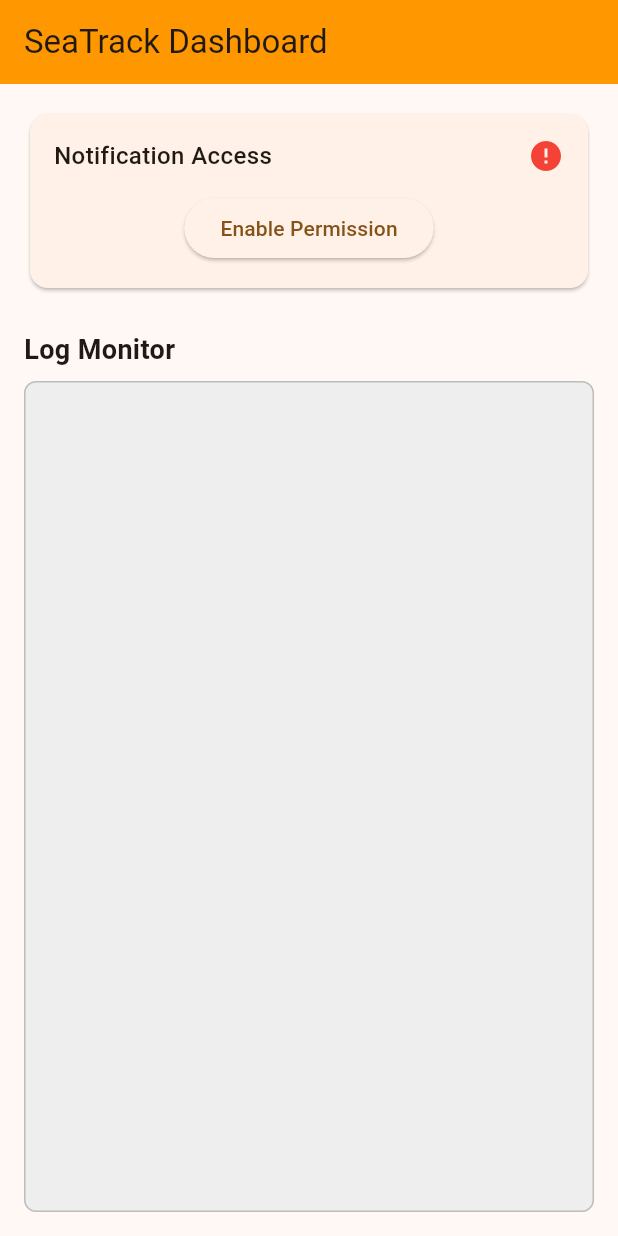
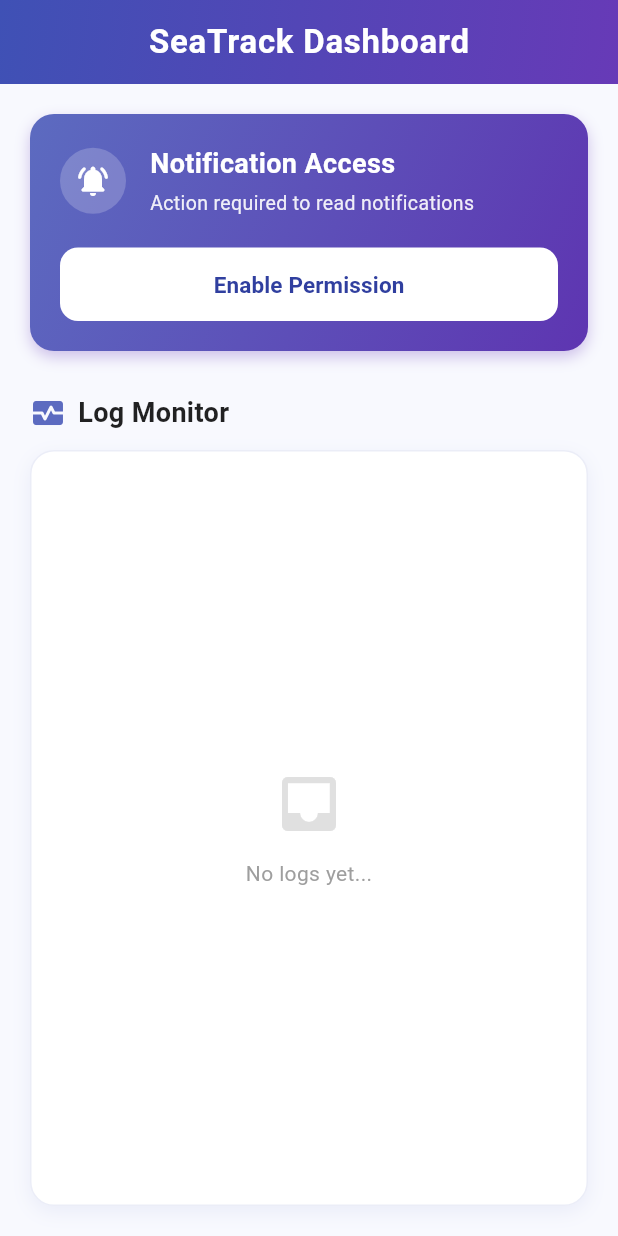
Before and after one commit to rendydev404/SeaTrack-Mobile-Flutter, a Flutter app: the screen it shows after launch, on a phone screen of 412 x 824 dp. Run offline on Flutter 3.47's test engine with Material 3 defaults, Android fonts, the phone set to English and light mode, and no system bars; our stand-ins replace flutter_dotenv, supabase_flutter; missing offline and left inert: notification_listener_service; accounts and stored records are empty; statements that could not run were skipped.

Commit message:
feat: update dashboard UI design to premium indigo/purple theme

```diff
--- a/lib/main.dart
+++ b/lib/main.dart
@@ -55,7 +55,11 @@ class _SeaTrackAppState extends State<SeaTrackApp> {
     return MaterialApp(
       title: 'SeaTrack',
       theme: ThemeData(
-        colorScheme: ColorScheme.fromSeed(seedColor: Colors.orange),
+        colorScheme: ColorScheme.fromSeed(
+          seedColor: Colors.indigo,
+          primary: Colors.indigo,
+          secondary: Colors.deepPurple,
+        ),
         useMaterial3: true,
       ),
       home: const HomeScreen(),
--- a/lib/screens/home_screen.dart
+++ b/lib/screens/home_screen.dart
@@ -8,14 +8,30 @@ class HomeScreen extends StatelessWidget {
   @override
   Widget build(BuildContext context) {
     return Scaffold(
+      backgroundColor: const Color(0xFFF8F9FE), // Soft off-white background
       appBar: AppBar(
-        title: const Text('SeaTrack Dashboard'),
-        backgroundColor: Colors.orange,
+        elevation: 0,
+        backgroundColor: Colors.indigo,
+        foregroundColor: Colors.white,
+        title: const Text(
+          'SeaTrack Dashboard',
+          style: TextStyle(fontWeight: FontWeight.bold, letterSpacing: 0.5),
+        ),
+        centerTitle: true,
+        flexibleSpace: Container(
+          decoration: const BoxDecoration(
+            gradient: LinearGradient(
+              colors: [Colors.indigo, Colors.deepPurple],
+              begin: Alignment.topLeft,
+              end: Alignment.bottomRight,
+            ),
+          ),
+        ),
       ),
       body: Consumer<AppStateProvider>(
         builder: (context, provider, child) {
           return Padding(
-            padding: const EdgeInsets.all(16.0),
+            padding: const EdgeInsets.all(20.0),
             child: Column(
               crossAxisAlignment: CrossAxisAlignment.stretch,
               children: [
@@ -24,31 +40,71 @@ class HomeScreen extends StatelessWidget {
                   provider.isNotificationAccessGranted,
                   provider.requestNotificationAccess,
                 ),
-                const SizedBox(height: 24),
+                const SizedBox(height: 28),
+                Row(
+                  children: [
+                    Icon(Icons.monitor_heart, color: Colors.indigo.shade400),
+                    const SizedBox(width: 8),
                     const Text(
                       'Log Monitor',
-                  style: TextStyle(fontSize: 18, fontWeight: FontWeight.bold),
+                      style: TextStyle(
+                        fontSize: 18,
+                        fontWeight: FontWeight.bold,
+                        color: Colors.black87,
                       ),
-                const SizedBox(height: 8),
+                    ),
+                  ],
+                ),
+                const SizedBox(height: 12),
                 Expanded(
                   child: Container(
                     decoration: BoxDecoration(
-                      color: Colors.grey[200],
-                      borderRadius: BorderRadius.circular(8),
-                      border: Border.all(color: Colors.grey[400]!),
+                      color: Colors.white,
+                      borderRadius: BorderRadius.circular(16),
+                      boxShadow: [
+                        BoxShadow(
+                          color: Colors.indigo.withOpacity(0.08),
+                          blurRadius: 10,
+                          offset: const Offset(0, 4),
                         ),
-                    padding: const EdgeInsets.all(8.0),
-                    child: ListView.builder(
+                      ],
+                      border: Border.all(color: Colors.indigo.withOpacity(0.1)),
+                    ),
+                    child: ClipRRect(
+                      borderRadius: BorderRadius.circular(16),
+                      child: provider.logs.isEmpty
+                          ? Center(
+                              child: Column(
+                                mainAxisAlignment: MainAxisAlignment.center,
+                                children: [
+                                  Icon(Icons.inbox, size: 48, color: Colors.grey.shade300),
+                                  const SizedBox(height: 12),
+                                  Text(
+                                    'No logs yet...',
+                                    style: TextStyle(color: Colors.grey.shade500),
+                                  ),
+                                ],
+                              ),
+                            )
+                          : ListView.separated(
+                              padding: const EdgeInsets.all(16.0),
                               itemCount: provider.logs.length,
+                              separatorBuilder: (context, index) => Divider(color: Colors.grey.shade200),
                               itemBuilder: (context, index) {
                                 return Padding(
-                          padding: const EdgeInsets.symmetric(vertical: 2.0),
+                                  padding: const EdgeInsets.symmetric(vertical: 4.0),
                                   child: Text(
                                     provider.logs[index],
-                            style: const TextStyle(fontSize: 12, fontFamily: 'monospace'),
+                                    style: TextStyle(
+                                      fontSize: 13,
+                                      fontFamily: 'monospace',
+                                      color: Colors.grey.shade800,
+                                      height: 1.4,
+                                    ),
                                   ),
                                 );
                               },
+                            ),
                     ),
                   ),
                 ),
@@ -61,29 +117,96 @@ class HomeScreen extends StatelessWidget {
   }
 
   Widget _buildStatusIndicator(String title, bool isGranted, VoidCallback onRequest) {
-    return Card(
+    return Container(
+      decoration: BoxDecoration(
+        gradient: LinearGradient(
+          colors: isGranted
+              ? [Colors.teal.shade400, Colors.teal.shade600]
+              : [Colors.indigo.shade400, Colors.deepPurple.shade600],
+          begin: Alignment.topLeft,
+          end: Alignment.bottomRight,
+        ),
+        borderRadius: BorderRadius.circular(16),
+        boxShadow: [
+          BoxShadow(
+            color: (isGranted ? Colors.teal : Colors.deepPurple).withOpacity(0.3),
+            blurRadius: 8,
+            offset: const Offset(0, 4),
+          ),
+        ],
+      ),
       child: Padding(
-        padding: const EdgeInsets.all(16.0),
+        padding: const EdgeInsets.all(20.0),
         child: Column(
           children: [
             Row(
-              mainAxisAlignment: MainAxisAlignment.spaceBetween,
               children: [
-                Text(title, style: const TextStyle(fontSize: 16, fontWeight: FontWeight.w500)),
-                Icon(
-                  isGranted ? Icons.check_circle : Icons.error,
-                  color: isGranted ? Colors.green : Colors.red,
+                Container(
+                  padding: const EdgeInsets.all(10),
+                  decoration: BoxDecoration(
+                    color: Colors.white.withOpacity(0.2),
+                    shape: BoxShape.circle,
+                  ),
+                  child: Icon(
+                    isGranted ? Icons.shield_rounded : Icons.notifications_active_rounded,
+                    color: Colors.white,
+                    size: 24,
+                  ),
+                ),
+                const SizedBox(width: 16),
+                Expanded(
+                  child: Column(
+                    crossAxisAlignment: CrossAxisAlignment.start,
+                    children: [
+                      Text(
+                        title,
+                        style: const TextStyle(
+                          fontSize: 18,
+                          fontWeight: FontWeight.bold,
+                          color: Colors.white,
+                        ),
+                      ),
+                      const SizedBox(height: 4),
+                      Text(
+                        isGranted ? 'Service is active and listening' : 'Action required to read notifications',
+                        style: TextStyle(
+                          fontSize: 13,
+                          color: Colors.white.withOpacity(0.9),
+                        ),
                       ),
                     ],
                   ),
-            const SizedBox(height: 12),
-            if (!isGranted)
-              ElevatedButton(
-                onPressed: onRequest,
-                child: const Text('Enable Permission'),
                 ),
                 if (isGranted)
-              const Text('Active', style: TextStyle(color: Colors.green, fontWeight: FontWeight.bold)),
+                  const Icon(
+                    Icons.check_circle_outline,
+                    color: Colors.white,
+                    size: 28,
+                  ),
+              ],
+            ),
+            if (!isGranted) ...[
+              const SizedBox(height: 20),
+              SizedBox(
+                width: double.infinity,
+                child: ElevatedButton(
+                  onPressed: onRequest,
+                  style: ElevatedButton.styleFrom(
+                    backgroundColor: Colors.white,
+                    foregroundColor: Colors.indigo.shade700,
+                    elevation: 0,
+                    padding: const EdgeInsets.symmetric(vertical: 14),
+                    shape: RoundedRectangleBorder(
+                      borderRadius: BorderRadius.circular(12),
+                    ),
+                  ),
+                  child: const Text(
+                    'Enable Permission',
+                    style: TextStyle(fontSize: 15, fontWeight: FontWeight.bold),
+                  ),
+                ),
+              ),
+            ],
           ],
         ),
       ),
```
Lines whose indentation alone changed are shown as unchanged.
